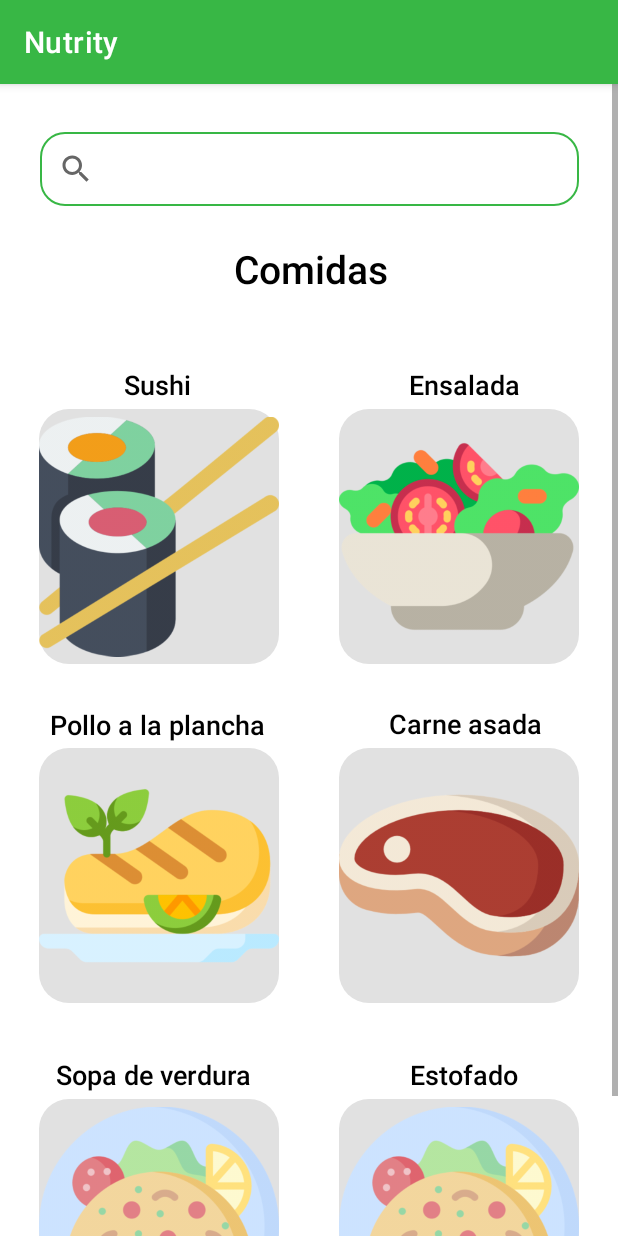
After one commit to Ivan-Urenda/Nutrity, an Android app: the fragment ComidasFragment shown on its own in the app's theme, on a phone screen of 412 x 824 dp. The commit adds this screen. Run offline under Robolectric (Android 15) with nearby library versions, the phone set to English and light mode, and no system bars.

Commit message:
Fragmento de comidas

```diff
--- a/app/build.gradle
+++ b/app/build.gradle
@@ -46,6 +46,7 @@ dependencies {
     implementation 'androidx.navigation:navigation-ui-ktx:2.4.1'
     implementation 'androidx.legacy:legacy-support-v4:1.0.0'
     implementation 'androidx.annotation:annotation:1.3.0'
+    implementation("androidx.fragment:fragment-ktx:1.4.1")
     testImplementation 'junit:junit:4.13.2'
     androidTestImplementation 'androidx.test.ext:junit:1.1.3'
     androidTestImplementation 'androidx.test.espresso:espresso-core:3.4.0'
--- a/app/src/main/java/com/example/nutrity/MainActivity.kt
+++ b/app/src/main/java/com/example/nutrity/MainActivity.kt
@@ -44,6 +44,8 @@ class MainActivity : AppCompatActivity() {
         setupActionBarWithNavController(navController, appBarConfiguration)
         navView.setupWithNavController(navController)
 
+
+
     }
 
 
--- /dev/null
+++ b/app/src/main/java/com/example/nutrity/ui/comidas/ComidasFragment.kt
@@ -0,0 +1,32 @@
+package com.example.nutrity.ui.comidas
+
+import androidx.lifecycle.ViewModelProvider
+import android.os.Bundle
+import androidx.fragment.app.Fragment
+import android.view.LayoutInflater
+import android.view.View
+import android.view.ViewGroup
+import com.example.nutrity.R
+
+class ComidasFragment : Fragment() {
+
+    companion object {
+        fun newInstance() = ComidasFragment()
+    }
+
+    private lateinit var viewModel: ComidasViewModel
+
+    override fun onCreateView(
+        inflater: LayoutInflater, container: ViewGroup?,
+        savedInstanceState: Bundle?
+    ): View? {
+        return inflater.inflate(R.layout.comidas_fragment, container, false)
+    }
+
+    override fun onActivityCreated(savedInstanceState: Bundle?) {
+        super.onActivityCreated(savedInstanceState)
+        viewModel = ViewModelProvider(this).get(ComidasViewModel::class.java)
+        // TODO: Use the ViewModel
+    }
+
+}
--- /dev/null
+++ b/app/src/main/java/com/example/nutrity/ui/comidas/ComidasViewModel.kt
@@ -0,0 +1,7 @@
+package com.example.nutrity.ui.comidas
+
+import androidx.lifecycle.ViewModel
+
+class ComidasViewModel : ViewModel() {
+    // TODO: Implement the ViewModel
+}
--- a/app/src/main/java/com/example/nutrity/ui/recetas/RecetasFragment.kt
+++ b/app/src/main/java/com/example/nutrity/ui/recetas/RecetasFragment.kt
@@ -6,10 +6,18 @@ import android.view.View
 import android.view.ViewGroup
 import android.widget.TextView
 import androidx.fragment.app.Fragment
+import androidx.fragment.app.FragmentManager
+import androidx.fragment.app.FragmentTransaction
 import androidx.lifecycle.ViewModelProvider
+import androidx.navigation.fragment.findNavController
+import androidx.navigation.ui.navigateUp
+import com.example.nutrity.R
 import com.example.nutrity.databinding.FragmentRecetasBinding
+import com.example.nutrity.ui.comidas.ComidasFragment
 
 class RecetasFragment : Fragment() {
+
+
 
     private var _binding: FragmentRecetasBinding? = null
 
@@ -28,6 +36,13 @@ class RecetasFragment : Fragment() {
         _binding = FragmentRecetasBinding.inflate(inflater, container, false)
         val root: View = binding.root
 
+        binding.desayunosBtn.setOnClickListener {
+
+            val navHostFragment = activity?.supportFragmentManager?.findFragmentById(R.id.nav_host_fragment_content_main)
+            val navController = navHostFragment?.findNavController()
+            navController?.navigate(R.id.comidasFragment)
+        }
+
         return root
     }
 
--- /dev/null
+++ b/app/src/main/res/layout/comidas_fragment.xml
@@ -0,0 +1,212 @@
+<?xml version="1.0" encoding="utf-8"?>
+<ScrollView xmlns:android="http://schemas.android.com/apk/res/android"
+    xmlns:tools="http://schemas.android.com/tools"
+    android:layout_width="match_parent"
+    android:layout_height="match_parent"
+    xmlns:app="http://schemas.android.com/apk/res-auto"
+    tools:context=".ui.comidas.ComidasFragment">
+
+    <androidx.constraintlayout.widget.ConstraintLayout
+        android:layout_width="match_parent"
+        android:layout_height="wrap_content">
+
+        <SearchView
+            android:id="@+id/SearchRecetas"
+            android:layout_width="359dp"
+            android:layout_height="49dp"
+            android:layout_marginTop="32dp"
+            android:background="@drawable/searchview_background"
+            app:layout_constraintEnd_toEndOf="parent"
+            app:layout_constraintStart_toStartOf="parent"
+            app:layout_constraintTop_toTopOf="parent" />
+
+        <TextView
+            android:id="@+id/Titulo"
+            android:layout_width="363dp"
+            android:layout_height="wrap_content"
+            android:layout_marginTop="24dp"
+            android:fontFamily="sans-serif-medium"
+            android:text="Comidas"
+            android:textAlignment="center"
+            android:textColor="@color/black"
+            android:textSize="26sp"
+            app:layout_constraintEnd_toEndOf="parent"
+            app:layout_constraintHorizontal_bias="0.541"
+            app:layout_constraintStart_toStartOf="parent"
+            app:layout_constraintTop_toBottomOf="@+id/SearchRecetas" />
+
+        <ImageButton
+            android:id="@+id/cenasBtn10"
+            android:layout_width="160dp"
+            android:layout_height="170dp"
+            android:layout_marginTop="56dp"
+            android:background="@drawable/btnimg"
+            android:scaleType="fitCenter"
+            android:src="@drawable/carne_asada"
+            app:layout_constraintEnd_toEndOf="parent"
+            app:layout_constraintHorizontal_bias="0.896"
+            app:layout_constraintStart_toStartOf="parent"
+            app:layout_constraintTop_toBottomOf="@+id/cenasBtn8" />
+
+        <ImageButton
+            android:id="@+id/cenasBtn12"
+            android:layout_width="160dp"
+            android:layout_height="170dp"
+            android:layout_marginTop="64dp"
+            android:background="@drawable/btnimg"
+            android:scaleType="fitCenter"
+            android:src="@drawable/cena"
+            app:layout_constraintEnd_toEndOf="parent"
+            app:layout_constraintHorizontal_bias="0.896"
+            app:layout_constraintStart_toStartOf="parent"
+            app:layout_constraintTop_toBottomOf="@+id/cenasBtn10" />
+
+        <TextView
+            android:id="@+id/textView49"
+            android:layout_width="wrap_content"
+            android:layout_height="wrap_content"
+            android:layout_marginBottom="4dp"
+            android:fontFamily="sans-serif-medium"
+            android:text="Ensalada"
+            android:textColor="@color/black"
+            android:textSize="18sp"
+            app:layout_constraintBottom_toTopOf="@+id/cenasBtn8"
+            app:layout_constraintEnd_toEndOf="parent"
+            app:layout_constraintHorizontal_bias="0.806"
+            app:layout_constraintStart_toStartOf="parent" />
+
+        <ImageButton
+            android:id="@+id/cenasBtn9"
+            android:layout_width="160dp"
+            android:layout_height="170dp"
+            android:layout_marginTop="56dp"
+            android:background="@drawable/btnimg"
+            android:scaleType="fitCenter"
+            android:src="@drawable/pollo_a_la_plancha"
+            app:layout_constraintEnd_toEndOf="parent"
+            app:layout_constraintHorizontal_bias="0.103"
+            app:layout_constraintStart_toStartOf="parent"
+            app:layout_constraintTop_toBottomOf="@+id/CenasBtn" />
+
+        <TextView
+            android:id="@+id/textView51"
+            android:layout_width="wrap_content"
+            android:layout_height="wrap_content"
+            android:layout_marginBottom="4dp"
+            android:fontFamily="sans-serif-medium"
+            android:text="Carne asada"
+            android:textColor="@color/black"
+            android:textSize="18sp"
+            app:layout_constraintBottom_toTopOf="@+id/cenasBtn10"
+            app:layout_constraintEnd_toEndOf="parent"
+            app:layout_constraintHorizontal_bias="0.837"
+            app:layout_constraintStart_toStartOf="parent" />
+
+        <TextView
+            android:id="@+id/textView53"
+            android:layout_width="wrap_content"
+            android:layout_height="wrap_content"
+            android:layout_marginBottom="4dp"
+            android:fontFamily="sans-serif-medium"
+            android:text="Estofado"
+            android:textColor="@color/black"
+            android:textSize="18sp"
+            app:layout_constraintBottom_toTopOf="@+id/cenasBtn12"
+            app:layout_constraintEnd_toEndOf="parent"
+            app:layout_constraintHorizontal_bias="0.803"
+            app:layout_constraintStart_toStartOf="parent" />
+
+        <ImageButton
+            android:id="@+id/cenasBtn11"
+            android:layout_width="160dp"
+            android:layout_height="170dp"
+            android:layout_marginTop="64dp"
+            android:background="@drawable/btnimg"
+            android:scaleType="fitCenter"
+            android:src="@drawable/cena"
+            app:layout_constraintEnd_toEndOf="parent"
+            app:layout_constraintHorizontal_bias="0.103"
+            app:layout_constraintStart_toStartOf="parent"
+            app:layout_constraintTop_toBottomOf="@+id/cenasBtn9" />
+
+        <ImageButton
+            android:id="@+id/CenasBtn"
+            android:layout_width="160dp"
+            android:layout_height="170dp"
+            android:layout_marginTop="76dp"
+            android:background="@drawable/btnimg"
+            android:scaleType="fitCenter"
+            android:src="@drawable/sushi"
+            app:layout_constraintEnd_toEndOf="parent"
+            app:layout_constraintHorizontal_bias="0.103"
+            app:layout_constraintStart_toStartOf="parent"
+            app:layout_constraintTop_toBottomOf="@+id/Titulo" />
+
+        <ImageButton
+            android:id="@+id/cenasBtn8"
+            android:layout_width="160dp"
+            android:layout_height="170dp"
+            android:layout_marginTop="76dp"
+            android:background="@drawable/btnimg"
+            android:scaleType="fitCenter"
+            android:src="@drawable/ensalada"
+            app:layout_constraintEnd_toEndOf="parent"
+            app:layout_constraintHorizontal_bias="0.896"
+            app:layout_constraintStart_toStartOf="parent"
+            app:layout_constraintTop_toBottomOf="@+id/Titulo" />
+
+        <TextView
+            android:id="@+id/textView48"
+            android:layout_width="wrap_content"
+            android:layout_height="wrap_content"
+            android:layout_marginBottom="4dp"
+            android:fontFamily="sans-serif-medium"
+            android:text="Sushi"
+            android:textColor="@color/black"
+            android:textSize="18sp"
+            app:layout_constraintBottom_toTopOf="@+id/CenasBtn"
+            app:layout_constraintEnd_toEndOf="parent"
+            app:layout_constraintHorizontal_bias="0.225"
+            app:layout_constraintStart_toStartOf="parent" />
+
+        <TextView
+            android:id="@+id/textView50"
+            android:layout_width="wrap_content"
+            android:layout_height="24dp"
+            android:layout_marginBottom="4dp"
+            android:fontFamily="sans-serif-medium"
+            android:text="Pollo a la plancha"
+            android:textColor="@color/black"
+            android:textSize="18sp"
+            app:layout_constraintBottom_toTopOf="@+id/cenasBtn9"
+            app:layout_constraintEnd_toEndOf="parent"
+            app:layout_constraintHorizontal_bias="0.124"
+            app:layout_constraintStart_toStartOf="parent" />
+
+        <TextView
+            android:id="@+id/textView52"
+            android:layout_width="wrap_content"
+            android:layout_height="wrap_content"
+            android:layout_marginBottom="4dp"
+            android:fontFamily="sans-serif-medium"
+            android:text="Sopa de verdura"
+            android:textColor="@color/black"
+            android:textSize="18sp"
+            app:layout_constraintBottom_toTopOf="@+id/cenasBtn11"
+            app:layout_constraintEnd_toEndOf="parent"
+            app:layout_constraintHorizontal_bias="0.133"
+            app:layout_constraintStart_toStartOf="parent" />
+
+        <Space
+            android:layout_width="match_parent"
+            android:layout_height="30dp"
+            android:layout_marginTop="844dp"
+            app:layout_constraintEnd_toEndOf="parent"
+            app:layout_constraintHorizontal_bias="0.0"
+            app:layout_constraintStart_toStartOf="parent"
+            app:layout_constraintTop_toTopOf="parent" />
+
+    </androidx.constraintlayout.widget.ConstraintLayout>
+
+
+</ScrollView>
--- a/app/src/main/res/navigation/mobile_navigation.xml
+++ b/app/src/main/res/navigation/mobile_navigation.xml
@@ -27,4 +27,9 @@
         android:name="com.example.nutrity.ui.configuracion.ConfiguracionFragment"
         android:label="Perfil"
         tools:layout="@layout/configuracion_fragment" />
+    <fragment
+        android:id="@+id/comidasFragment"
+        android:name="com.example.nutrity.ui.comidas.ComidasFragment"
+        android:label="Comidas"
+        tools:layout="@layout/comidas_fragment" />
 </navigation>
```
Also changed, not shown: app/src/main/res/drawable/carne_asada.png (added), app/src/main/res/drawable/ensalada.png (added), app/src/main/res/drawable/estofado.png (added), app/src/main/res/drawable/pollo_a_la_plancha.png (added), app/src/main/res/drawable/sopa_de_verdura.png (added), app/src/main/res/drawable/sushi.png (added).
